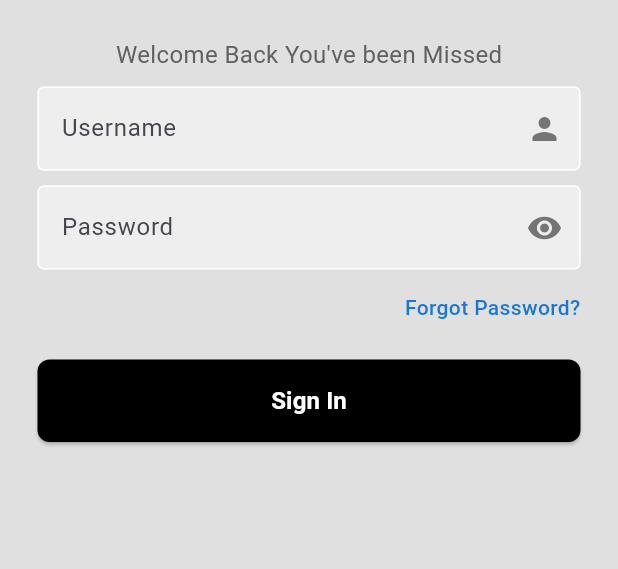
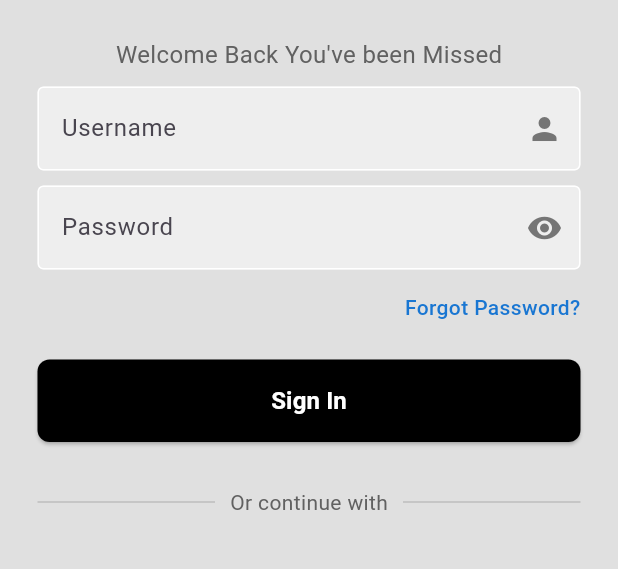
Before and after one commit to KedzeMcBride/EpiTrack, a Flutter app: the screen it shows after launch, on a phone screen of 412 x 824 dp, the part 188-757 px from its top. Run offline on Flutter 3.47's test engine with Material 3 defaults, Android fonts, the phone set to English and light mode, and no system bars.

Commit message:
beginning of user login and authentication

```diff
--- a/lib/Pages/login_page.dart
+++ b/lib/Pages/login_page.dart
@@ -152,7 +152,38 @@ class _LoginPageState extends State<LoginPage> {
                 ),
               ),
 
+              const SizedBox(height: 30),
+
               // or continue with
+              Padding(
+                padding: const EdgeInsets.symmetric(horizontal: 25),
+                child: Row(
+                  children: [
+                    Expanded(
+                      child: Divider(
+                        color: Colors.grey[400],
+                        thickness: 1,
+                      ),
+                    ),
+                    Padding(
+                      padding: const EdgeInsets.symmetric(horizontal: 10),
+                      child: Text(
+                        'Or continue with',
+                        style: TextStyle(
+                          color: Colors.grey[700],
+                          fontSize: 14,
+                        ),
+                      ),
+                    ),
+                    Expanded(
+                      child: Divider(
+                        color: Colors.grey[400],
+                        thickness: 1,
+                      ),
+                    ),
+                  ],
+                ),
+              ),
 
               // google or apple
 
```
